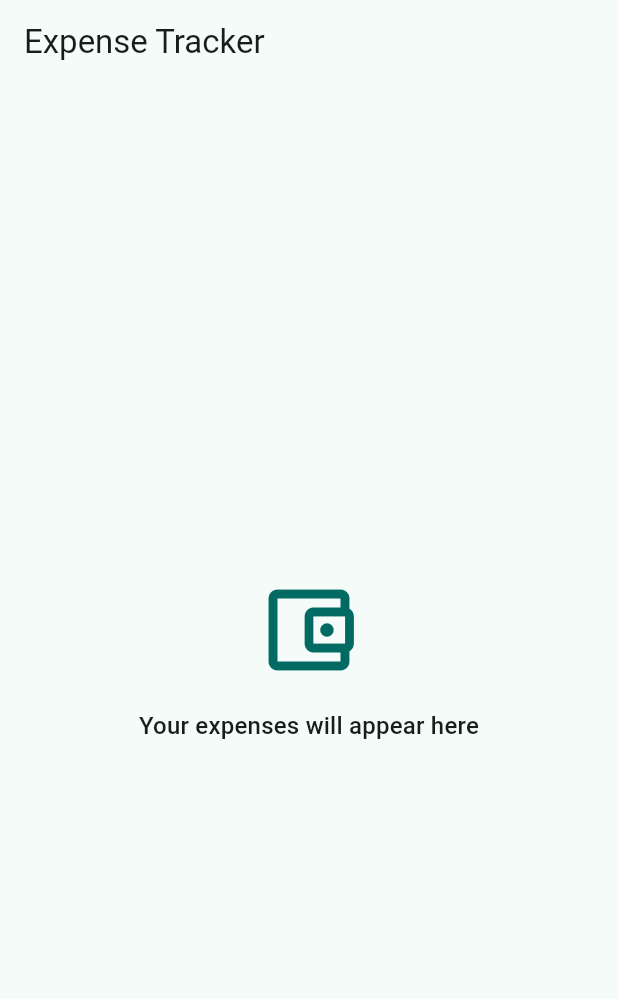
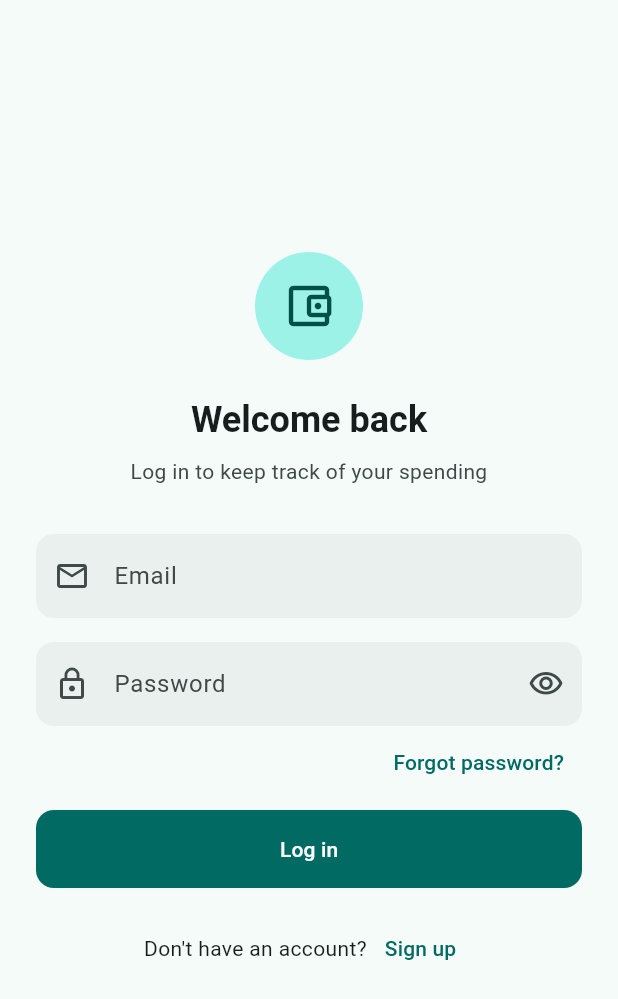
Before and after one commit to chamindujayasinghe/cyphlab_expense_tracker, a Flutter app: the screen it shows after launch, on a phone screen of 412 x 824 dp. Shown: the top 999 px of the screen. Run offline on Flutter 3.47's test engine with Material 3 defaults, Android fonts, the phone set to English and light mode, and no system bars; our stand-ins replace cloud_firestore, firebase_auth, firebase_core; accounts and stored records are empty.

Commit message:
Phase 2: Add email/password authentication
- Add AuthService (Firebase Auth) with user-friendly error messages
- Add AuthProvider exposing user, init and submitting state
- Add AuthGate, login (with password reset) and register screens
- Add sign-out with confirmation on the home screen
- Add shared LoadingButton and PasswordField widgets
- Add provider and widget tests using a fake auth service

Co-Authored-By: Claude Opus 5.5 <noreply@anthropic.com>

```diff
--- a/lib/app.dart
+++ b/lib/app.dart
@@ -1,11 +1,11 @@
 import 'package:flutter/material.dart';
 
-import 'screens/home/home_screen.dart';
+import 'screens/auth/auth_gate.dart';
 import 'theme/app_theme.dart';
 import 'utils/constants.dart';
 
 /// Root widget. Kept separate from `main.dart` so it can be pumped in widget
-/// tests without initializing Firebase.
+/// tests without initializing Firebase; tests supply fake providers above it.
 class ExpenseTrackerApp extends StatelessWidget {
   const ExpenseTrackerApp({super.key});
 
@@ -17,7 +17,7 @@ class ExpenseTrackerApp extends StatelessWidget {
       theme: AppTheme.light,
       darkTheme: AppTheme.dark,
       themeMode: ThemeMode.system,
-      home: const HomeScreen(),
+      home: const AuthGate(),
     );
   }
 }
--- /dev/null
+++ b/lib/providers/auth_provider.dart
@@ -0,0 +1,74 @@
+import 'dart:async';
+
+import 'package:firebase_auth/firebase_auth.dart' show User;
+import 'package:flutter/foundation.dart';
+
+import '../services/auth_service.dart';
+
+/// Exposes the signed-in user and auth actions to the UI.
+///
+/// Actions return an error message on failure, or null on success, so screens
+/// can show feedback without handling exceptions themselves.
+class AuthProvider extends ChangeNotifier {
+  AuthProvider(this._service) {
+    _subscription = _service.authStateChanges().listen((user) {
+      _user = user;
+      _isInitializing = false;
+      notifyListeners();
+    });
+  }
+
+  final AuthService _service;
+  late final StreamSubscription<User?> _subscription;
+
+  User? _user;
+  bool _isInitializing = true;
+  bool _isSubmitting = false;
+  bool _disposed = false;
+
+  User? get user => _user;
+  bool get isSignedIn => _user != null;
+
+  /// True until Firebase reports the persisted auth state on startup.
+  bool get isInitializing => _isInitializing;
+
+  /// True while a sign-in, register, reset or sign-out request is running.
+  bool get isSubmitting => _isSubmitting;
+
+  Future<String?> signIn({required String email, required String password}) {
+    return _run(() => _service.signIn(email: email, password: password));
+  }
+
+  Future<String?> register({required String email, required String password}) {
+    return _run(() => _service.register(email: email, password: password));
+  }
+
+  Future<String?> sendPasswordReset(String email) {
+    return _run(() => _service.sendPasswordReset(email));
+  }
+
+  Future<String?> signOut() => _run(_service.signOut);
+
+  Future<String?> _run(Future<void> Function() action) async {
+    _isSubmitting = true;
+    notifyListeners();
+    try {
+      await action();
+      return null;
+    } on AuthException catch (e) {
+      return e.message;
+    } catch (_) {
+      return 'Something went wrong. Please try again.';
+    } finally {
+      _isSubmitting = false;
+      if (!_disposed) notifyListeners();
+    }
+  }
+
+  @override
+  void dispose() {
+    _disposed = true;
+    _subscription.cancel();
+    super.dispose();
+  }
+}
--- /dev/null
+++ b/lib/screens/auth/auth_gate.dart
@@ -0,0 +1,22 @@
+import 'package:flutter/material.dart';
+import 'package:provider/provider.dart';
+
+import '../../providers/auth_provider.dart';
+import '../home/home_screen.dart';
+import 'login_screen.dart';
+
+/// Shows a splash while the persisted auth state loads, then the home screen
+/// for signed-in users or the login screen otherwise.
+class AuthGate extends StatelessWidget {
+  const AuthGate({super.key});
+
+  @override
+  Widget build(BuildContext context) {
+    final auth = context.watch<AuthProvider>();
+
+    if (auth.isInitializing) {
+      return const Scaffold(body: Center(child: CircularProgressIndicator()));
+    }
+    return auth.isSignedIn ? const HomeScreen() : const LoginScreen();
+  }
+}
--- /dev/null
+++ b/lib/screens/auth/auth_layout.dart
@@ -0,0 +1,69 @@
+import 'package:flutter/material.dart';
+
+/// Shared layout for the login and register screens: a centered, scrollable,
+/// width-constrained column with a header.
+class AuthLayout extends StatelessWidget {
+  const AuthLayout({
+    super.key,
+    required this.title,
+    required this.subtitle,
+    required this.child,
+    this.showBackButton = false,
+  });
+
+  final String title;
+  final String subtitle;
+  final Widget child;
+  final bool showBackButton;
+
+  @override
+  Widget build(BuildContext context) {
+    final theme = Theme.of(context);
+
+    return Scaffold(
+      appBar: showBackButton ? AppBar() : null,
+      body: SafeArea(
+        child: Center(
+          child: SingleChildScrollView(
+            padding: const EdgeInsets.symmetric(horizontal: 24, vertical: 32),
+            child: ConstrainedBox(
+              constraints: const BoxConstraints(maxWidth: 420),
+              child: Column(
+                crossAxisAlignment: CrossAxisAlignment.stretch,
+                children: [
+                  CircleAvatar(
+                    radius: 36,
+                    backgroundColor: theme.colorScheme.primaryContainer,
+                    child: Icon(
+                      Icons.account_balance_wallet_outlined,
+                      size: 36,
+                      color: theme.colorScheme.onPrimaryContainer,
+                    ),
+                  ),
+                  const SizedBox(height: 24),
+                  Text(
+                    title,
+                    style: theme.textTheme.headlineSmall?.copyWith(
+                      fontWeight: FontWeight.w600,
+                    ),
+                    textAlign: TextAlign.center,
+                  ),
+                  const SizedBox(height: 8),
+                  Text(
+                    subtitle,
+                    style: theme.textTheme.bodyMedium?.copyWith(
+                      color: theme.colorScheme.onSurfaceVariant,
+                    ),
+                    textAlign: TextAlign.center,
+                  ),
+                  const SizedBox(height: 32),
+                  child,
+                ],
+              ),
+            ),
+          ),
+        ),
+      ),
+    );
+  }
+}
--- /dev/null
+++ b/lib/screens/auth/login_screen.dart
@@ -0,0 +1,131 @@
+import 'package:flutter/material.dart';
+import 'package:provider/provider.dart';
+
+import '../../providers/auth_provider.dart';
+import '../../utils/validators.dart';
+import '../../widgets/loading_button.dart';
+import '../../widgets/password_field.dart';
+import 'auth_layout.dart';
+import 'register_screen.dart';
+
+class LoginScreen extends StatefulWidget {
+  const LoginScreen({super.key});
+
+  @override
+  State<LoginScreen> createState() => _LoginScreenState();
+}
+
+class _LoginScreenState extends State<LoginScreen> {
+  final _formKey = GlobalKey<FormState>();
+  final _emailFieldKey = GlobalKey<FormFieldState<String>>();
+  final _emailController = TextEditingController();
+  final _passwordController = TextEditingController();
+
+  @override
+  void dispose() {
+    _emailController.dispose();
+    _passwordController.dispose();
+    super.dispose();
+  }
+
+  Future<void> _submit() async {
+    if (!_formKey.currentState!.validate()) return;
+    FocusScope.of(context).unfocus();
+
+    final error = await context.read<AuthProvider>().signIn(
+      email: _emailController.text,
+      password: _passwordController.text,
+    );
+    if (!mounted) return;
+    if (error != null) _showMessage(error);
+    // On success AuthGate swaps this screen for the home screen.
+  }
+
+  Future<void> _resetPassword() async {
+    // Only the email field needs to be valid to send a reset link.
+    if (!_emailFieldKey.currentState!.validate()) return;
+
+    final email = _emailController.text.trim();
+    final error = await context.read<AuthProvider>().sendPasswordReset(email);
+    if (!mounted) return;
+    _showMessage(error ?? 'Password reset link sent to $email');
+  }
+
+  void _showMessage(String message) {
+    ScaffoldMessenger.of(context)
+      ..hideCurrentSnackBar()
+      ..showSnackBar(SnackBar(content: Text(message)));
+  }
+
+  @override
+  Widget build(BuildContext context) {
+    final isSubmitting = context.select<AuthProvider, bool>(
+      (auth) => auth.isSubmitting,
+    );
+
+    return AuthLayout(
+      title: 'Welcome back',
+      subtitle: 'Log in to keep track of your spending',
+      child: AutofillGroup(
+        child: Form(
+          key: _formKey,
+          child: Column(
+            crossAxisAlignment: CrossAxisAlignment.stretch,
+            children: [
+              TextFormField(
+                key: _emailFieldKey,
+                controller: _emailController,
+                keyboardType: TextInputType.emailAddress,
+                autocorrect: false,
+                autofillHints: const [AutofillHints.email],
+                textInputAction: TextInputAction.next,
+                validator: Validators.email,
+                decoration: const InputDecoration(
+                  labelText: 'Email',
+                  prefixIcon: Icon(Icons.email_outlined),
+                ),
+              ),
+              const SizedBox(height: 16),
+              PasswordField(
+                controller: _passwordController,
+                validator: Validators.password,
+                onFieldSubmitted: (_) => _submit(),
+              ),
+              Align(
+                alignment: Alignment.centerRight,
+                child: TextButton(
+                  onPressed: isSubmitting ? null : _resetPassword,
+                  child: const Text('Forgot password?'),
+                ),
+              ),
+              const SizedBox(height: 8),
+              LoadingButton(
+                label: 'Log in',
+                isLoading: isSubmitting,
+                onPressed: _submit,
+              ),
+              const SizedBox(height: 16),
+              Wrap(
+                alignment: WrapAlignment.center,
+                crossAxisAlignment: WrapCrossAlignment.center,
+                children: [
+                  const Text("Don't have an account?"),
+                  TextButton(
+                    onPressed: isSubmitting
+                        ? null
+                        : () => Navigator.of(context).push(
+                            MaterialPageRoute<void>(
+                              builder: (_) => const RegisterScreen(),
+                            ),
+                          ),
+                    child: const Text('Sign up'),
+                  ),
+                ],
+              ),
+            ],
+          ),
+        ),
+      ),
+    );
+  }
+}
--- a/lib/screens/home/home_screen.dart
+++ b/lib/screens/home/home_screen.dart
@@ -1,17 +1,58 @@
 import 'package:flutter/material.dart';
+import 'package:provider/provider.dart';
 
+import '../../providers/auth_provider.dart';
 import '../../utils/constants.dart';
 
 /// Placeholder home screen. Replaced by the expense list in Phase 4.
 class HomeScreen extends StatelessWidget {
   const HomeScreen({super.key});
 
+  Future<void> _confirmSignOut(BuildContext context) async {
+    final confirmed = await showDialog<bool>(
+      context: context,
+      builder: (dialogContext) => AlertDialog(
+        title: const Text('Sign out?'),
+        content: const Text('You can sign back in at any time.'),
+        actions: [
+          TextButton(
+            onPressed: () => Navigator.of(dialogContext).pop(false),
+            child: const Text('Cancel'),
+          ),
+          FilledButton(
+            onPressed: () => Navigator.of(dialogContext).pop(true),
+            child: const Text('Sign out'),
+          ),
+        ],
+      ),
+    );
+    if (confirmed != true || !context.mounted) return;
+
+    final error = await context.read<AuthProvider>().signOut();
+    if (error != null && context.mounted) {
+      ScaffoldMessenger.of(context)
+          .showSnackBar(SnackBar(content: Text(error)));
+    }
+  }
+
   @override
   Widget build(BuildContext context) {
     final theme = Theme.of(context);
+    final email = context.select<AuthProvider, String?>(
+      (auth) => auth.user?.email,
+    );
 
     return Scaffold(
-      appBar: AppBar(title: const Text(AppConstants.appName)),
+      appBar: AppBar(
+        title: const Text(AppConstants.appName),
+        actions: [
+          IconButton(
+            tooltip: 'Sign out',
+            icon: const Icon(Icons.logout),
+            onPressed: () => _confirmSignOut(context),
+          ),
+        ],
+      ),
       body: Center(
         child: Padding(
           padding: const EdgeInsets.all(24),
@@ -29,6 +70,16 @@ class HomeScreen extends StatelessWidget {
                 style: theme.textTheme.titleMedium,
                 textAlign: TextAlign.center,
               ),
+              if (email != null) ...[
+                const SizedBox(height: 8),
+                Text(
+                  'Signed in as $email',
+                  style: theme.textTheme.bodyMedium?.copyWith(
+                    color: theme.colorScheme.onSurfaceVariant,
+                  ),
+                  textAlign: TextAlign.center,
+                ),
+              ],
             ],
           ),
         ),
--- /dev/null
+++ b/lib/services/auth_service.dart
@@ -0,0 +1,103 @@
+import 'package:firebase_auth/firebase_auth.dart';
+
+/// Thrown by [AuthService] with a message that is safe to show to the user.
+class AuthException implements Exception {
+  const AuthException(this.message);
+
+  final String message;
+
+  @override
+  String toString() => 'AuthException: $message';
+}
+
+/// Authentication operations used by the app. Abstract so providers can be
+/// tested with a fake implementation.
+abstract class AuthService {
+  Stream<User?> authStateChanges();
+
+  User? get currentUser;
+
+  Future<void> signIn({required String email, required String password});
+
+  Future<void> register({required String email, required String password});
+
+  Future<void> sendPasswordReset(String email);
+
+  Future<void> signOut();
+}
+
+/// [AuthService] backed by Firebase Authentication (email/password).
+class FirebaseAuthService implements AuthService {
+  FirebaseAuthService({FirebaseAuth? auth})
+    : _auth = auth ?? FirebaseAuth.instance;
+
+  final FirebaseAuth _auth;
+
+  @override
+  Stream<User?> authStateChanges() => _auth.authStateChanges();
+
+  @override
+  User? get currentUser => _auth.currentUser;
+
+  @override
+  Future<void> signIn({required String email, required String password}) {
+    return _guard(
+      () => _auth.signInWithEmailAndPassword(
+        email: email.trim(),
+        password: password,
+      ),
+    );
+  }
+
+  @override
+  Future<void> register({required String email, required String password}) {
+    return _guard(
+      () => _auth.createUserWithEmailAndPassword(
+        email: email.trim(),
+        password: password,
+      ),
+    );
+  }
+
+  @override
+  Future<void> sendPasswordReset(String email) {
+    return _guard(() => _auth.sendPasswordResetEmail(email: email.trim()));
+  }
+
+  @override
+  Future<void> signOut() => _guard(_auth.signOut);
+
+  Future<void> _guard(Future<Object?> Function() action) async {
+    try {
+      await action();
+    } on FirebaseAuthException catch (e) {
+      throw AuthException(messageForCode(e.code));
+    }
+  }
+
+  /// Maps Firebase Auth error codes to user-facing messages.
+  static String messageForCode(String code) {
+    switch (code) {
+      case 'invalid-email':
+        return 'That email address is not valid.';
+      case 'user-disabled':
+        return 'This account has been disabled.';
+      case 'user-not-found':
+      case 'wrong-password':
+      case 'invalid-credential':
+        return 'Incorrect email or password.';
+      case 'email-already-in-use':
+        return 'An account already exists with this email.';
+      case 'weak-password':
+        return 'Please choose a stronger password.';
+      case 'too-many-requests':
+        return 'Too many attempts. Please wait a moment and try again.';
+      case 'network-request-failed':
+        return 'No internet connection. Please check your network.';
+      case 'operation-not-allowed':
+        return 'Email sign-in is not enabled for this app.';
+      default:
+        return 'Something went wrong. Please try again.';
+    }
+  }
+}
--- /dev/null
+++ b/lib/widgets/loading_button.dart
@@ -0,0 +1,32 @@
+import 'package:flutter/material.dart';
+
+/// Full-width filled button that shows a spinner and ignores taps while
+/// [isLoading] is true.
+class LoadingButton extends StatelessWidget {
+  const LoadingButton({
+    super.key,
+    required this.label,
+    required this.onPressed,
+    this.isLoading = false,
+  });
+
+  final String label;
+  final VoidCallback? onPressed;
+  final bool isLoading;
+
+  @override
+  Widget build(BuildContext context) {
+    return FilledButton(
+      onPressed: isLoading ? null : onPressed,
+      child: isLoading
+          ? SizedBox.square(
+              dimension: 22,
+              child: CircularProgressIndicator(
+                strokeWidth: 2.5,
+                color: Theme.of(context).colorScheme.onSurface,
+              ),
+            )
+          : Text(label),
+    );
+  }
+}
--- /dev/null
+++ b/lib/widgets/password_field.dart
@@ -0,0 +1,55 @@
+import 'package:flutter/material.dart';
+
+/// Password input with a show/hide toggle.
+class PasswordField extends StatefulWidget {
+  const PasswordField({
+    super.key,
+    required this.controller,
+    this.label = 'Password',
+    this.validator,
+    this.textInputAction = TextInputAction.done,
+    this.onFieldSubmitted,
+    this.autofillHints = const [AutofillHints.password],
+  });
+
+  final TextEditingController controller;
+  final String label;
+  final FormFieldValidator<String>? validator;
+  final TextInputAction textInputAction;
+  final ValueChanged<String>? onFieldSubmitted;
+  final Iterable<String> autofillHints;
+
+  @override
+  State<PasswordField> createState() => _PasswordFieldState();
+}
+
+class _PasswordFieldState extends State<PasswordField> {
+  bool _obscured = true;
+
+  @override
+  Widget build(BuildContext context) {
+    return TextFormField(
+      controller: widget.controller,
+      obscureText: _obscured,
+      enableSuggestions: false,
+      autocorrect: false,
+      autofillHints: widget.autofillHints,
+      textInputAction: widget.textInputAction,
+      onFieldSubmitted: widget.onFieldSubmitted,
+      validator: widget.validator,
+      decoration: InputDecoration(
+        labelText: widget.label,
+        prefixIcon: const Icon(Icons.lock_outline),
+        suffixIcon: IconButton(
+          tooltip: _obscured ? 'Show password' : 'Hide password',
+          icon: Icon(
+            _obscured
+                ? Icons.visibility_outlined
+                : Icons.visibility_off_outlined,
+          ),
+          onPressed: () => setState(() => _obscured = !_obscured),
+        ),
+      ),
+    );
+  }
+}
```
Also changed, not shown: lib/main.dart (+13 -1 lines), lib/screens/auth/register_screen.dart (added, +121 -0 lines), 3 other files.
